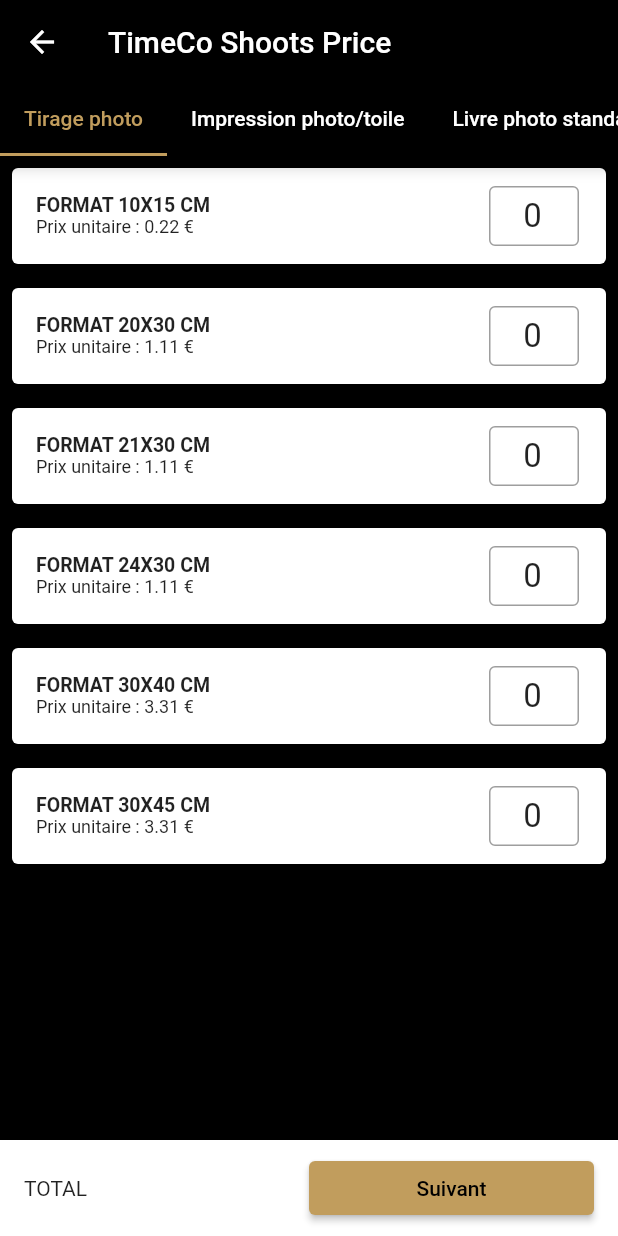
After one commit to xelarich/time_co_shoots_price, a Flutter app: the WeddingOption screen opened by its route, on a phone screen of 412 x 824 dp. The commit adds this screen. Run offline on Flutter 3.47's test engine with Material 2 defaults, Android fonts, the phone set to English and light mode, and no system bars; our stand-ins replace convex_bottom_bar, get_it, go_router, simple_gradient_text.

Commit message:
Implement PhotoPrintingPage

```diff
--- /dev/null
+++ b/lib/data/local_model/photo_printing_format.dart
@@ -0,0 +1,19 @@
+import 'package:json_annotation/json_annotation.dart';
+
+part 'photo_printing_format.g.dart';
+
+@JsonSerializable()
+class PhotoPrintingFormat{
+  int id;
+  String format;
+  double price;
+
+  PhotoPrintingFormat(this.id, {this.format = "", this.price = 0});
+
+  factory PhotoPrintingFormat.fromJson(Map<String, dynamic> json) =>
+      _$PhotoPrintingFormatFromJson(json);
+
+  Map<String, dynamic> toJson() => _$PhotoPrintingFormatToJson(this);
+
+
+}
--- a/lib/main.dart
+++ b/lib/main.dart
@@ -5,6 +5,7 @@
 import 'package:time_co_shoots_price/view/home.dart';
 import 'package:time_co_shoots_price/view/information/infomation_page.dart';
 import 'package:time_co_shoots_price/view/splashscreen.dart';
+import 'package:time_co_shoots_price/view/wedding/wedding_option/wedding_option.dart';
 
 void main() {
   declareDependencyInjection();
@@ -25,7 +26,10 @@
     GoRoute(path: Home.routeName, builder: (context, state) => const Home()),
     GoRoute(
         path: InformationPage.routeName,
-        builder: (context, state) => const InformationPage())
+        builder: (context, state) => InformationPage()),
+    GoRoute(
+        path: WeddingOption.routeName,
+        builder: (context, state) => const WeddingOption())
   ]);
 
   // This widget is the root of your application.
--- a/lib/service/price_service.dart
+++ b/lib/service/price_service.dart
@@ -1,3 +1,4 @@
+import 'package:time_co_shoots_price/data/local_model/photo_printing_format.dart';
 import 'package:time_co_shoots_price/data/local_model/wedding_formula.dart';
 
 class PriceService {
@@ -103,4 +104,15 @@
           ]),
     ];
   }
+
+  List<PhotoPrintingFormat> getListPhotoPrinting(){
+    return [
+      PhotoPrintingFormat(1,format: "10x15",price: 0.22),
+      PhotoPrintingFormat(1,format: "20x30",price: 1.11),
+      PhotoPrintingFormat(1,format: "21x30",price: 1.11),
+      PhotoPrintingFormat(1,format: "24x30",price: 1.11),
+      PhotoPrintingFormat(1,format: "30x40",price: 3.31),
+      PhotoPrintingFormat(1,format: "30x45",price: 3.31),
+    ];
+  }
 }
--- a/lib/view/home.dart
+++ b/lib/view/home.dart
@@ -5,7 +5,8 @@
 import 'package:time_co_shoots_price/main.dart';
 import 'package:time_co_shoots_price/provider/bottom_bar_provider.dart';
 import 'package:time_co_shoots_price/shared/styles.dart';
-import 'package:time_co_shoots_price/view/wedding/wedding_page.dart';
+import 'package:time_co_shoots_price/view/wedding/wedding_option/wedding_option.dart';
+import 'package:time_co_shoots_price/view/wedding/wedding_page/wedding_page.dart';
 
 class Home extends StatelessWidget {
   static const routeName = '/home';
--- a/lib/view/information/infomation_page.dart
+++ b/lib/view/information/infomation_page.dart
@@ -8,21 +8,13 @@
 import 'package:time_co_shoots_price/view/information/widget/custom_formfield.dart';
 import 'package:time_co_shoots_price/view/information/widget/gender_information.dart';
 
-class InformationPage extends StatefulWidget {
+class InformationPage extends StatelessWidget {
   static const routeName = '/information';
-
-  const InformationPage({Key? key}) : super(key: key);
-
-  @override
-  State<InformationPage> createState() => _InformationPageState();
-}
-
-class _InformationPageState extends State<InformationPage> {
   final formKey = GlobalKey<FormState>();
   final InformationService _informationService =
       GetIt.I.get<InformationService>();
 
-  String? nom;
+  InformationPage({Key? key}) : super(key: key);
 
   @override
   Widget build(BuildContext context) {
--- /dev/null
+++ b/lib/view/wedding/wedding_option/wedding_option.dart
@@ -0,0 +1,61 @@
+import 'package:flutter/material.dart';
+import 'package:go_router/go_router.dart';
+import 'package:time_co_shoots_price/main.dart';
+import 'package:time_co_shoots_price/shared/styles.dart';
+import 'package:time_co_shoots_price/view/wedding/wedding_option/widget/photo_printing.dart';
+
+class WeddingOption extends StatelessWidget {
+  static const routeName = '/wedding_option';
+
+  const WeddingOption({Key? key}) : super(key: key);
+
+  @override
+  Widget build(BuildContext context) {
+    return DefaultTabController(
+      length: 4,
+      child: Scaffold(
+        backgroundColor: Colors.black,
+        appBar: AppBar(
+          backgroundColor: Colors.black,
+          title: const Text(App.title, style: TextStyle(color: Colors.white)),
+          leading: IconButton(
+            icon: const Icon(
+              Icons.arrow_back,
+              color: Colors.white,
+            ),
+            onPressed: () => GoRouter.of(context).pop(),
+          ),
+          bottom: const TabBar(
+            labelColor: Styles.primaryColor,
+            unselectedLabelColor: Colors.white,
+            isScrollable: true,
+            tabs: [
+              Tab(text: "Tirage photo"),
+              Tab(text: "Impression photo/toile"),
+              Tab(text: "Livre photo standard"),
+              Tab(text: "Livre Professional Line"),
+            ],
+          ),
+        ),
+        body: const TabBarView(
+          children: [
+            PhotoPrinting(),
+            Text('Impression photo/toile'),
+            Text('Livre photo standard'),
+            Text('Livre Professional Line'),
+          ],
+        ),
+        bottomNavigationBar: BottomAppBar(
+          color: Colors.white,
+          child: Padding(
+            padding: const EdgeInsets.symmetric(vertical: 8,horizontal: 16),
+            child: Row(
+              children: [
+              const Expanded(flex: 1,child: Text('TOTAL')), Expanded(child: ElevatedButton(onPressed: (){}, child: const Text("Suivant")))
+            ],),
+          ),
+        ),
+      ),
+    );
+  }
+}
--- /dev/null
+++ b/lib/view/wedding/wedding_option/widget/fomat_tile.dart
@@ -0,0 +1,100 @@
+import 'package:flutter/material.dart';
+import 'package:time_co_shoots_price/data/local_model/photo_printing_format.dart';
+import 'package:time_co_shoots_price/shared/styles.dart';
+
+class FormatTile extends StatelessWidget {
+  final PhotoPrintingFormat photoPrintingFormat;
+
+  const FormatTile({required this.photoPrintingFormat, Key? key})
+      : super(key: key);
+
+  @override
+  Widget build(BuildContext context) {
+    return Container(
+      padding: const EdgeInsets.only(right: 18, top: 12, bottom: 12),
+      decoration: BoxDecoration(
+        color: Colors.white,
+        borderRadius: BorderRadius.circular(4),
+      ),
+      child: Row(
+        mainAxisAlignment: MainAxisAlignment.spaceBetween,
+        children: [
+          Padding(
+            padding: const EdgeInsets.symmetric(horizontal: 16),
+            child: Column(
+              crossAxisAlignment: CrossAxisAlignment.start,
+              mainAxisAlignment: MainAxisAlignment.spaceEvenly,
+              children: [
+                Text(
+                  'Format ${photoPrintingFormat.format} cm'.toUpperCase(),
+                  style: const TextStyle(
+                    fontSize: 13,
+                    fontWeight: FontWeight.bold,
+                  ),
+                ),
+                Text(
+                  'Prix unitaire : ${photoPrintingFormat.price} €',
+                  style: const TextStyle(
+                    fontSize: 12,
+                    fontWeight: FontWeight.w400,
+                  ),
+                ),
+              ],
+            ),
+          ),
+          const SizedBox(
+            width: 60,
+            height: 40,
+            child: _ChangeQuantityTextField(),
+          ),
+        ],
+      ),
+    );
+  }
+}
+
+class _ChangeQuantityTextField extends StatefulWidget {
+  const _ChangeQuantityTextField({Key? key}) : super(key: key);
+
+  @override
+  _ChangeQuantityTextFieldState createState() =>
+      _ChangeQuantityTextFieldState();
+}
+
+class _ChangeQuantityTextFieldState extends State<_ChangeQuantityTextField> {
+  final formKey = GlobalKey<FormState>();
+
+  @override
+  Widget build(BuildContext context) {
+    return Form(
+      key: formKey,
+      child: TextFormField(
+        initialValue: 0.toString(),
+        textAlign: TextAlign.center,
+        cursorWidth: 1,
+        textInputAction: TextInputAction.done,
+        keyboardType: TextInputType.number,
+        decoration: InputDecoration(
+          contentPadding: const EdgeInsets.symmetric(horizontal: 6.0),
+          focusedBorder: OutlineInputBorder(
+            borderSide: BorderSide(
+              color: Styles.primaryColor.shade500,
+            ),
+          ),
+          border: OutlineInputBorder(
+            borderSide: BorderSide(
+              color: Styles.primaryColor.shade300,
+            ),
+          ),
+        ),
+        style: const TextStyle(
+          fontSize: 22,
+        ),
+        onChanged: (value) {},
+        onFieldSubmitted: (term) async {
+          if (formKey.currentState!.validate()) {}
+        },
+      ),
+    );
+  }
+}
--- /dev/null
+++ b/lib/view/wedding/wedding_option/widget/photo_printing.dart
@@ -0,0 +1,71 @@
+import 'package:flutter/material.dart';
+import 'package:get_it/get_it.dart';
+import 'package:time_co_shoots_price/service/price_service.dart';
+import 'package:time_co_shoots_price/shared/styles.dart';
+import 'package:time_co_shoots_price/view/wedding/wedding_option/widget/fomat_tile.dart';
+
+class PhotoPrinting extends StatelessWidget {
+  const PhotoPrinting({Key? key}) : super(key: key);
+
+  @override
+  Widget build(BuildContext context) {
+    PriceService _priceService = GetIt.I.get<PriceService>();
+    return ListView.builder(
+      physics: const AlwaysScrollableScrollPhysics(),
+      itemCount: _priceService.getListPhotoPrinting().length,
+      itemBuilder: (context, index) {
+    return Padding(
+      padding: const EdgeInsets.all(8.0),
+      child: FormatTile(
+        photoPrintingFormat: _priceService.getListPhotoPrinting()[index],
+      ),
+    );
+      },
+    );
+  }
+}
+
+class _ChangeQuantityTextField extends StatefulWidget {
+  const _ChangeQuantityTextField({Key? key}) : super(key: key);
+
+  @override
+  _ChangeQuantityTextFieldState createState() =>
+      _ChangeQuantityTextFieldState();
+}
+
+class _ChangeQuantityTextFieldState extends State<_ChangeQuantityTextField> {
+  final formKey = GlobalKey<FormState>();
+
+  @override
+  Widget build(BuildContext context) {
+    return Form(
+      key: formKey,
+      child: TextFormField(
+        textAlign: TextAlign.center,
+        cursorWidth: 1,
+        textInputAction: TextInputAction.done,
+        keyboardType: TextInputType.number,
+        decoration: InputDecoration(
+          contentPadding: const EdgeInsets.symmetric(horizontal: 6.0),
+          focusedBorder: OutlineInputBorder(
+            borderSide: BorderSide(
+              color: Styles.primaryColor.shade500,
+            ),
+          ),
+          border: OutlineInputBorder(
+            borderSide: BorderSide(
+              color: Styles.primaryColor.shade300,
+            ),
+          ),
+        ),
+        style: const TextStyle(
+          fontSize: 22,
+        ),
+        onChanged: (value) {},
+        onFieldSubmitted: (term) async {
+          if (formKey.currentState!.validate()) {}
+        },
+      ),
+    );
+  }
+}
--- a/lib/view/wedding/wedding_page.dart
+++ b/lib/view/wedding/wedding_page/wedding_page.dart
@@ -4,8 +4,8 @@
 import 'package:provider/provider.dart';
 import 'package:time_co_shoots_price/provider/weeding_provider.dart';
 import 'package:time_co_shoots_price/service/price_service.dart';
-import 'package:time_co_shoots_price/view/information/infomation_page.dart';
-import 'package:time_co_shoots_price/view/wedding/widget/wedding_formula_tile.dart';
+import 'package:time_co_shoots_price/view/wedding/wedding_option/wedding_option.dart';
+import 'package:time_co_shoots_price/view/wedding/wedding_page/widget/wedding_formula_tile.dart';
 
 class WeddingPage extends StatefulWidget {
   const WeddingPage({Key? key}) : super(key: key);
@@ -53,7 +53,7 @@
                       onPressed: weddingProvider.selectedIndex.isNegative
                           ? null
                           : () {
-                              context.push(InformationPage.routeName);
+                              context.push(WeddingOption.routeName);
                             },
                     ),
                   ),
```
Also changed, not shown: lib/data/local_model/photo_printing_format.g.dart (added), lib/data/local_model/wedding_formula.g.dart, lib/view/wedding/wedding_page/widget/wedding_formula_tile.dart (renamed from lib/view/wedding/widget/wedding_formula_tile.dart).
